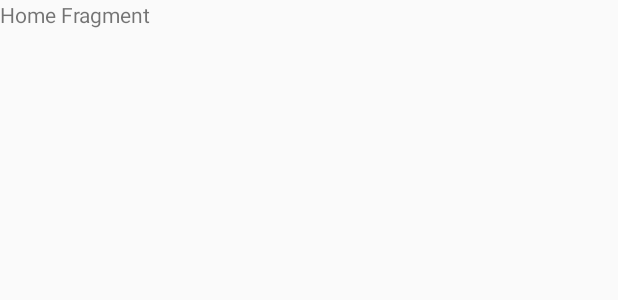
After one commit to richrits/Publikasi, an Android app: the layout fragment_home.xml on its own in the app's theme, with its tools: preview values and no code run, on a phone screen of 412 x 824 dp. The commit adds this screen. Shown: the top 300 px of the screen. Run offline under Robolectric (Android 15) with nearby library versions, the phone set to English and light mode, and no system bars.

Commit message:
adding fragment

```diff
--- a/app/build.gradle
+++ b/app/build.gradle
@@ -25,6 +25,7 @@ dependencies {
     implementation 'com.android.support:design:26.1.0'
     implementation 'com.android.support.constraint:constraint-layout:1.0.2'
     implementation 'com.android.support:support-vector-drawable:26.1.0'
+    implementation 'com.android.support:support-v4:26.1.0'
     testImplementation 'junit:junit:4.12'
     androidTestImplementation 'com.android.support.test:runner:1.0.1'
     androidTestImplementation 'com.android.support.test.espresso:espresso-core:3.0.1'
--- /dev/null
+++ b/app/src/main/res/layout/fragment_home.xml
@@ -0,0 +1,13 @@
+<FrameLayout xmlns:android="http://schemas.android.com/apk/res/android"
+    xmlns:tools="http://schemas.android.com/tools"
+    android:layout_width="match_parent"
+    android:layout_height="match_parent"
+    tools:context="com.skripsi.android.publikasi.HomeFragment">
+
+    <!-- TODO: Update blank fragment layout -->
+    <TextView
+        android:layout_width="match_parent"
+        android:layout_height="match_parent"
+        android:text="@string/home_fragment_text" />
+
+</FrameLayout>
--- a/app/src/main/res/values/strings.xml
+++ b/app/src/main/res/values/strings.xml
@@ -4,4 +4,8 @@
     <string name="title_home">Home</string>
     <string name="title_search">Search</string>
     <string name="title_profile">Profile</string>
+
+    <string name="home_fragment_text">Home Fragment</string>
+    <string name="search_fragment_text">Search Fragment</string>
+    <string name="profile_fragment_text">Profile Fragment</string>
 </resources>
```
Also changed, not shown: app/src/main/java/com/skripsi/android/publikasi/HomeFragment.java (added, +29 -0 lines), app/src/main/res/layout/activity_main.xml (+9 -0 lines).
